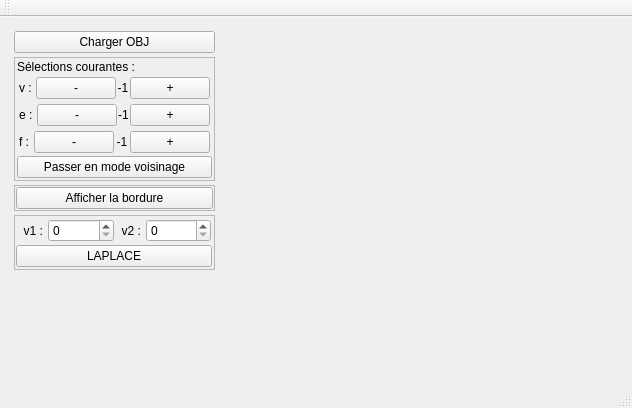
Before: the Qt Designer form starterLight/mainwindow.ui in ME220397/Lissage-de-surfaces, drawn with Qt 5.
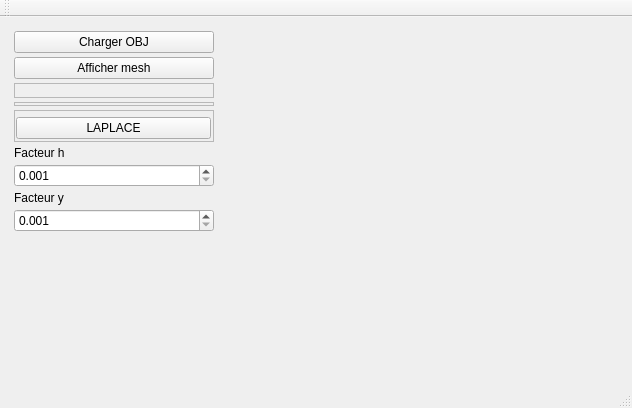
After: the same form once the commit is applied. Custom widgets are drawn as their Qt base class.

```diff
--- a/starterLight/mainwindow.ui
+++ b/starterLight/mainwindow.ui
@@ -58,6 +58,13 @@
          </property>
         </widget>
        </item>
+       <item>
+        <widget class="QPushButton" name="pushButton">
+         <property name="text">
+          <string>Afficher mesh</string>
+         </property>
+        </widget>
+       </item>
        <item>
         <widget class="QFrame" name="frame">
          <property name="frameShape">
@@ -82,13 +89,6 @@
           <property name="bottomMargin">
            <number>2</number>
           </property>
-          <item>
-           <widget class="QLabel" name="label">
-            <property name="text">
-             <string>Sélections courantes :</string>
-            </property>
-           </widget>
-          </item>
           <item>
            <widget class="QWidget" name="widget_4" native="true">
             <layout class="QHBoxLayout" name="horizontalLayout_2">
@@ -107,61 +107,6 @@
              <property name="bottomMargin">
               <number>2</number>
              </property>
-             <item>
-              <widget class="QLabel" name="label_4">
-               <property name="sizePolicy">
-                <sizepolicy hsizetype="Maximum" vsizetype="Preferred">
-                 <horstretch>0</horstretch>
-                 <verstretch>0</verstretch>
-                </sizepolicy>
-               </property>
-               <property name="text">
-                <string>v : </string>
-               </property>
-              </widget>
-             </item>
-             <item>
-              <widget class="QPushButton" name="pushButton_vertexMoins">
-               <property name="sizePolicy">
-                <sizepolicy hsizetype="Preferred" vsizetype="Fixed">
-                 <horstretch>0</horstretch>
-                 <verstretch>0</verstretch>
-                </sizepolicy>
-               </property>
-               <property name="text">
-                <string>-</string>
-               </property>
-              </widget>
-             </item>
-             <item>
-              <widget class="QLabel" name="labelVertex">
-               <property name="sizePolicy">
-                <sizepolicy hsizetype="Preferred" vsizetype="Preferred">
-                 <horstretch>0</horstretch>
-                 <verstretch>0</verstretch>
-                </sizepolicy>
-               </property>
-               <property name="text">
-                <string>-1</string>
-               </property>
-               <property name="alignment">
-                <set>Qt::AlignCenter</set>
-               </property>
-              </widget>
-             </item>
-             <item>
-              <widget class="QPushButton" name="pushButton_vertexPlus">
-               <property name="sizePolicy">
-                <sizepolicy hsizetype="Preferred" vsizetype="Fixed">
-                 <horstretch>0</horstretch>
-                 <verstretch>0</verstretch>
-                </sizepolicy>
-               </property>
-               <property name="text">
-                <string>+</string>
-               </property>
-              </widget>
-             </item>
             </layout>
            </widget>
           </item>
@@ -189,153 +134,9 @@
              <property name="bottomMargin">
               <number>2</number>
              </property>
-             <item>
-              <widget class="QLabel" name="label_5">
-               <property name="sizePolicy">
-                <sizepolicy hsizetype="Maximum" vsizetype="Preferred">
-                 <horstretch>0</horstretch>
-                 <verstretch>0</verstretch>
-                </sizepolicy>
-               </property>
-               <property name="text">
-                <string>e : </string>
-               </property>
-              </widget>
-             </item>
-             <item>
-              <widget class="QPushButton" name="pushButton_edgeMoins">
-               <property name="sizePolicy">
-                <sizepolicy hsizetype="Preferred" vsizetype="Fixed">
-                 <horstretch>0</horstretch>
-                 <verstretch>0</verstretch>
-                </sizepolicy>
-               </property>
-               <property name="text">
-                <string>-</string>
-               </property>
-              </widget>
-             </item>
-             <item>
-              <widget class="QLabel" name="labelEdge">
-               <property name="sizePolicy">
-                <sizepolicy hsizetype="Preferred" vsizetype="Preferred">
-                 <horstretch>0</horstretch>
-                 <verstretch>0</verstretch>
-                </sizepolicy>
-               </property>
-               <property name="text">
-                <string>-1</string>
-               </property>
-               <property name="alignment">
-                <set>Qt::AlignCenter</set>
-               </property>
-              </widget>
-             </item>
-             <item>
-              <widget class="QPushButton" name="pushButton_edgePlus">
-               <property name="sizePolicy">
-                <sizepolicy hsizetype="Preferred" vsizetype="Fixed">
-                 <horstretch>0</horstretch>
-                 <verstretch>0</verstretch>
-                </sizepolicy>
-               </property>
-               <property name="minimumSize">
-                <size>
-                 <width>10</width>
-                 <height>0</height>
-                </size>
-               </property>
-               <property name="text">
-                <string>+</string>
-               </property>
-              </widget>
-             </item>
             </layout>
            </widget>
           </item>
-          <item>
-           <widget class="QWidget" name="widget" native="true">
-            <layout class="QHBoxLayout" name="horizontalLayout_4">
-             <property name="spacing">
-              <number>1</number>
-             </property>
-             <property name="leftMargin">
-              <number>2</number>
-             </property>
-             <property name="topMargin">
-              <number>2</number>
-             </property>
-             <property name="rightMargin">
-              <number>2</number>
-             </property>
-             <property name="bottomMargin">
-              <number>2</number>
-             </property>
-             <item>
-              <widget class="QLabel" name="label_6">
-               <property name="sizePolicy">
-                <sizepolicy hsizetype="Maximum" vsizetype="Preferred">
-                 <horstretch>0</horstretch>
-                 <verstretch>0</verstretch>
-                </sizepolicy>
-               </property>
-               <property name="text">
-                <string>f : </string>
-               </property>
-              </widget>
-             </item>
-             <item>
-              <widget class="QPushButton" name="pushButton_faceMoins">
-               <property name="sizePolicy">
-                <sizepolicy hsizetype="Preferred" vsizetype="Fixed">
-                 <horstretch>0</horstretch>
-                 <verstretch>0</verstretch>
-                </sizepolicy>
-               </property>
-               <property name="text">
-                <string>-</string>
-               </property>
-              </widget>
-             </item>
-             <item>
-              <widget class="QLabel" name="labelFace">
-               <property name="sizePolicy">
-                <sizepolicy hsizetype="Preferred" vsizetype="Preferred">
-                 <horstretch>0</horstretch>
-                 <verstretch>0</verstretch>
-                </sizepolicy>
-               </property>
-               <property name="text">
-                <string>-1</string>
-               </property>
-               <property name="alignment">
-                <set>Qt::AlignCenter</set>
-               </property>
-              </widget>
-             </item>
-             <item>
-              <widget class="QPushButton" name="pushButton_facePlus">
-               <property name="sizePolicy">
-                <sizepolicy hsizetype="Preferred" vsizetype="Fixed">
-                 <horstretch>0</horstretch>
-                 <verstretch>0</verstretch>
-                </sizepolicy>
-               </property>
-               <property name="text">
-                <string>+</string>
-               </property>
-              </widget>
-             </item>
-            </layout>
-           </widget>
-          </item>
-          <item>
-           <widget class="QPushButton" name="pushButton_voisinage">
-            <property name="text">
-             <string>Passer en mode voisinage</string>
-            </property>
-           </widget>
-          </item>
          </layout>
         </widget>
        </item>
@@ -363,13 +164,6 @@
           <property name="bottomMargin">
            <number>1</number>
           </property>
-          <item>
-           <widget class="QPushButton" name="pushButton_bordure">
-            <property name="text">
-             <string>Afficher la bordure</string>
-            </property>
-           </widget>
-          </item>
          </layout>
         </widget>
        </item>
@@ -415,38 +209,6 @@
              <property name="bottomMargin">
               <number>1</number>
              </property>
-             <item>
-              <widget class="QLabel" name="label_v1_chemin">
-               <property name="sizePolicy">
-                <sizepolicy hsizetype="Maximum" vsizetype="Preferred">
-                 <horstretch>0</horstretch>
-                 <verstretch>0</verstretch>
-                </sizepolicy>
-               </property>
-               <property name="text">
-                <string>  v1 : </string>
-               </property>
-              </widget>
-             </item>
-             <item>
-              <widget class="QSpinBox" name="spinBox_v1_chemin"/>
-             </item>
-             <item>
-              <widget class="QLabel" name="label_v2_chemin">
-               <property name="sizePolicy">
-                <sizepolicy hsizetype="Maximum" vsizetype="Preferred">
-                 <horstretch>0</horstretch>
-                 <verstretch>0</verstretch>
-                </sizepolicy>
-               </property>
-               <property name="text">
-                <string>  v2 : </string>
-               </property>
-              </widget>
-             </item>
-             <item>
-              <widget class="QSpinBox" name="spinBox_v2_chemin"/>
-             </item>
             </layout>
            </widget>
           </item>
@@ -460,6 +222,49 @@
          </layout>
         </widget>
        </item>
+       <item>
+        <widget class="QLabel" name="label">
+         <property name="text">
+          <string>Facteur h</string>
+         </property>
+        </widget>
+       </item>
+       <item>
+        <widget class="QDoubleSpinBox" name="doubleSpinBox">
+         <property name="decimals">
+          <number>3</number>
+         </property>
+         <property name="minimum">
+          <double>0.001000000000000</double>
+         </property>
+         <property name="singleStep">
+          <double>0.001000000000000</double>
+         </property>
+         <property name="value">
+          <double>0.001000000000000</double>
+         </property>
+        </widget>
+       </item>
+       <item>
+        <widget class="QLabel" name="label_2">
+         <property name="text">
+          <string>Facteur y</string>
+         </property>
+        </widget>
+       </item>
+       <item>
+        <widget class="QDoubleSpinBox" name="doubleSpinBox_2">
+         <property name="decimals">
+          <number>3</number>
+         </property>
+         <property name="minimum">
+          <double>0.001000000000000</double>
+         </property>
+         <property name="singleStep">
+          <double>0.001000000000000</double>
+         </property>
+        </widget>
+       </item>
        <item>
         <spacer name="verticalSpacer">
          <property name="orientation">
```
Left out of the diff: 2 changed lines with no effect on the pictures.
